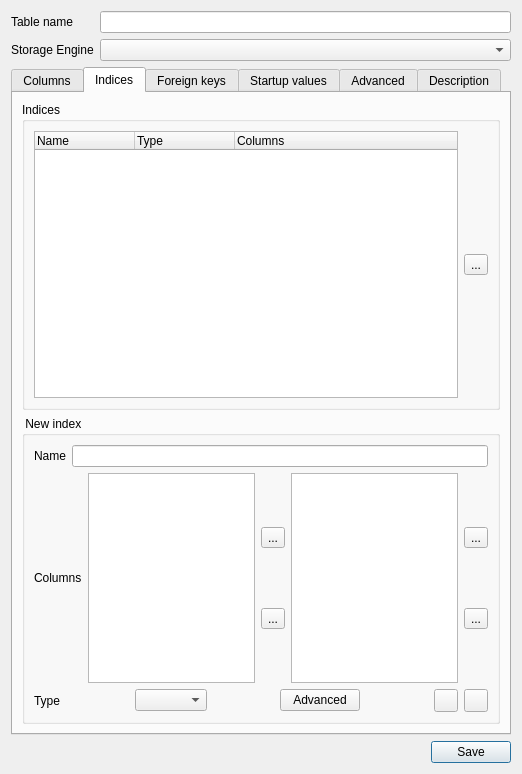
The window that NewTableForm.ui (fritzone/ddm) describes before a commit, drawn with Qt 5.
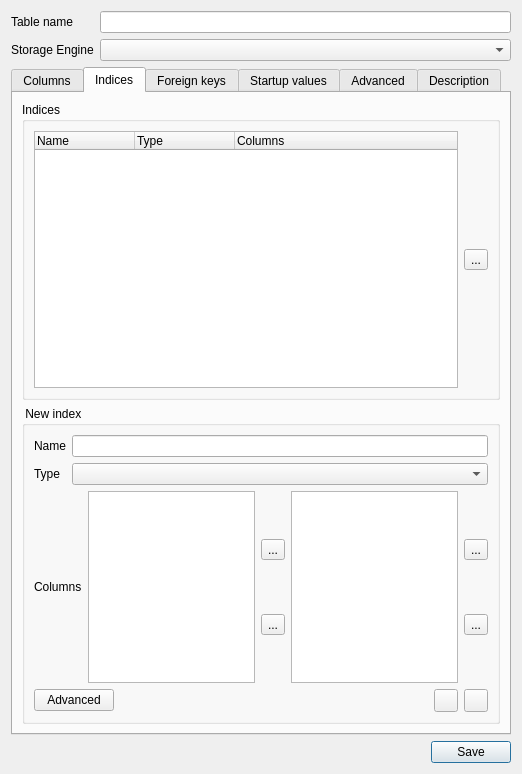
The same window after the commit. The open tabs and pages were chosen to show the change. Icons and pictures are not drawn.

```diff
--- a/NewTableForm.ui
+++ b/NewTableForm.ui
@@ -376,10 +376,7 @@
          </property>
          <layout class="QVBoxLayout" name="verticalLayout_7">
           <item>
-           <layout class="QFormLayout" name="formLayout_3">
-            <property name="fieldGrowthPolicy">
-             <enum>QFormLayout::AllNonFixedFieldsGrow</enum>
-            </property>
+           <layout class="QGridLayout" name="gridLayout_3">
             <item row="0" column="0">
              <widget class="QLabel" name="label_6">
               <property name="text">
@@ -387,9 +384,19 @@
               </property>
              </widget>
             </item>
-            <item row="0" column="1">
+            <item row="0" column="2">
              <widget class="QLineEdit" name="txtNewIndexName"/>
             </item>
+            <item row="1" column="0">
+             <widget class="QLabel" name="label_8">
+              <property name="text">
+               <string>Type</string>
+              </property>
+             </widget>
+            </item>
+            <item row="1" column="2">
+             <widget class="QComboBox" name="cmbIndexType"/>
+            </item>
            </layout>
           </item>
           <item>
@@ -481,42 +488,6 @@
           </item>
           <item>
            <layout class="QHBoxLayout" name="horizontalLayout_5">
-            <item>
-             <widget class="QLabel" name="label_8">
-              <property name="text">
-               <string>Type</string>
-              </property>
-             </widget>
-            </item>
-            <item>
-             <spacer name="horizontalSpacer_5">
-              <property name="orientation">
-               <enum>Qt::Horizontal</enum>
-              </property>
-              <property name="sizeHint" stdset="0">
-               <size>
-                <width>40</width>
-                <height>20</height>
-               </size>
-              </property>
-             </spacer>
-            </item>
-            <item>
-             <widget class="QComboBox" name="cmbIndexType"/>
-            </item>
-            <item>
-             <spacer name="horizontalSpacer_4">
-              <property name="orientation">
-               <enum>Qt::Horizontal</enum>
-              </property>
-              <property name="sizeHint" stdset="0">
-               <size>
-                <width>40</width>
-                <height>20</height>
-               </size>
-              </property>
-             </spacer>
-            </item>
             <item>
              <widget class="QPushButton" name="btnAdvanced">
               <property name="text">
```
Left out of the diff: 121 changed lines with no effect on the pictures.
